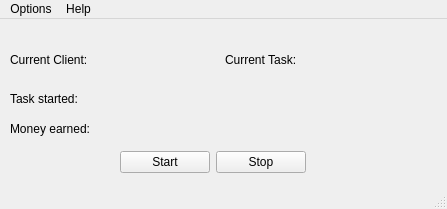
Before: the Qt Designer form src/mainwindow.ui in FelixTheC/QT-TimeIsMoney, drawn with Qt 5.
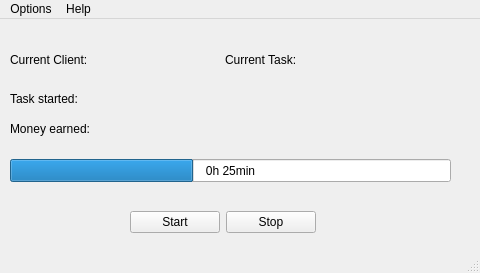
After: the same form once the commit is applied.

Commit message: refactor: progressbar to visualize running state, stop button (serial) needs to be pressed three times before task will be stopped as safety feature

Diff of the .ui file:
```diff
--- a/src/mainwindow.ui
+++ b/src/mainwindow.ui
@@ -6,8 +6,8 @@
    <rect>
     <x>0</x>
     <y>0</y>
-    <width>447</width>
-    <height>209</height>
+    <width>480</width>
+    <height>273</height>
    </rect>
   </property>
   <property name="windowTitle">
@@ -132,8 +132,8 @@
    <widget class="QWidget" name="layoutWidget">
     <property name="geometry">
      <rect>
-      <x>120</x>
-      <y>130</y>
+      <x>130</x>
+      <y>190</y>
       <width>186</width>
       <height>27</height>
      </rect>
@@ -161,13 +161,41 @@
      </item>
     </layout>
    </widget>
+   <widget class="QProgressBar" name="progressBar">
+    <property name="geometry">
+     <rect>
+      <x>10</x>
+      <y>140</y>
+      <width>441</width>
+      <height>23</height>
+     </rect>
+    </property>
+    <property name="maximum">
+     <number>60</number>
+    </property>
+    <property name="value">
+     <number>25</number>
+    </property>
+    <property name="alignment">
+     <set>Qt::AlignCenter</set>
+    </property>
+    <property name="textVisible">
+     <bool>true</bool>
+    </property>
+    <property name="invertedAppearance">
+     <bool>false</bool>
+    </property>
+    <property name="format">
+     <string>0h %vmin</string>
+    </property>
+   </widget>
   </widget>
   <widget class="QMenuBar" name="menubar">
    <property name="geometry">
     <rect>
      <x>0</x>
      <y>0</y>
-     <width>447</width>
+     <width>480</width>
      <height>22</height>
     </rect>
    </property>
```
The commit also changes 2 other files.
